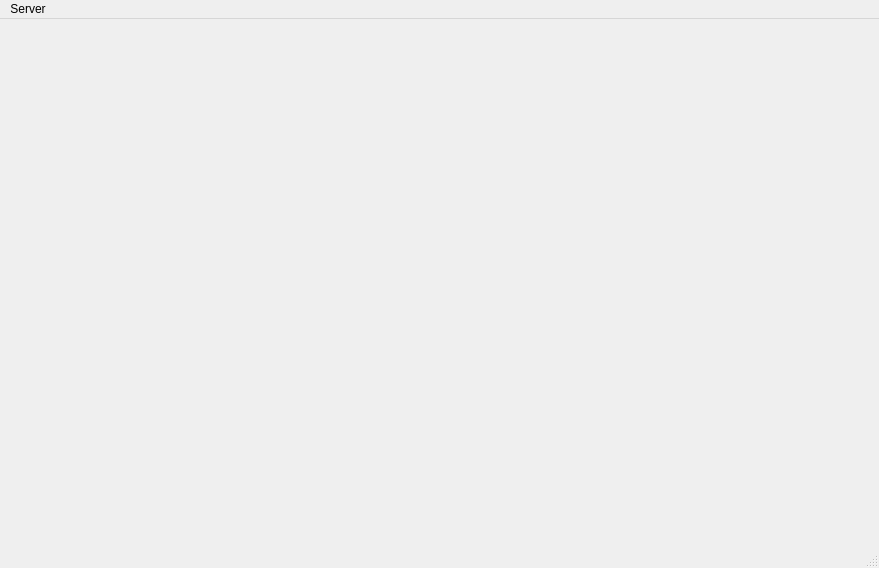
Qt form mainwindow.ui (Specter-13/icp-mqtt-project) before a commit.
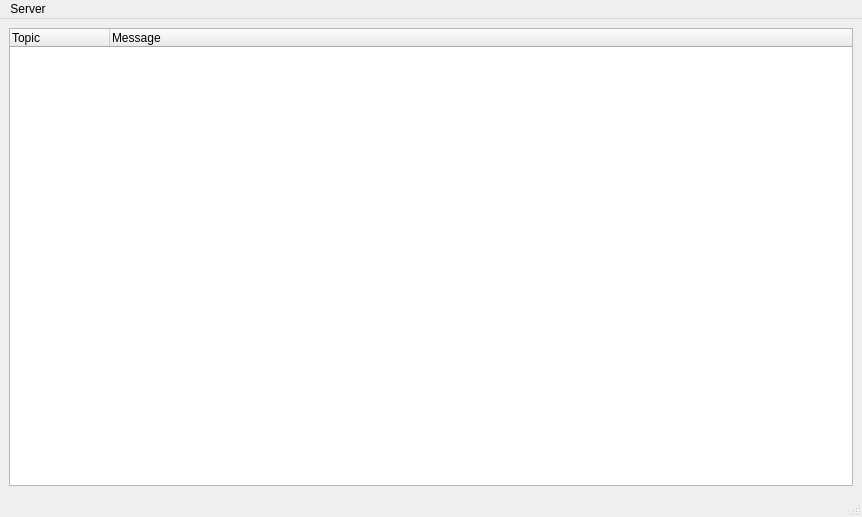
The same form after that commit.

Patch:
```diff
--- a/mainwindow.ui
+++ b/mainwindow.ui
@@ -6,20 +6,37 @@
    <rect>
     <x>0</x>
     <y>0</y>
-    <width>879</width>
-    <height>568</height>
+    <width>862</width>
+    <height>517</height>
    </rect>
   </property>
   <property name="windowTitle">
    <string>MainWindow</string>
   </property>
-  <widget class="QWidget" name="centralwidget"/>
+  <widget class="QWidget" name="centralwidget">
+   <layout class="QVBoxLayout" name="verticalLayout">
+    <item>
+     <widget class="QTreeWidget" name="tree">
+      <column>
+       <property name="text">
+        <string>Topic</string>
+       </property>
+      </column>
+      <column>
+       <property name="text">
+        <string>Message</string>
+       </property>
+      </column>
+     </widget>
+    </item>
+   </layout>
+  </widget>
   <widget class="QMenuBar" name="menubar">
    <property name="geometry">
     <rect>
      <x>0</x>
      <y>0</y>
-     <width>879</width>
+     <width>862</width>
      <height>22</height>
     </rect>
    </property>
```
